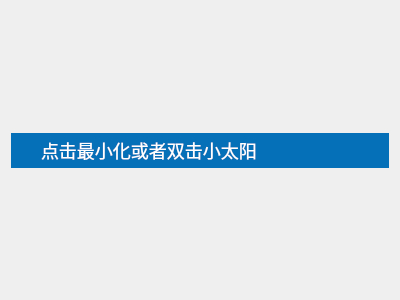
Qt form examples/QBasicUiKitDemo/form/miniiconwidgetdemo.ui (daodaoliang/QDaodaoliang) before a commit.
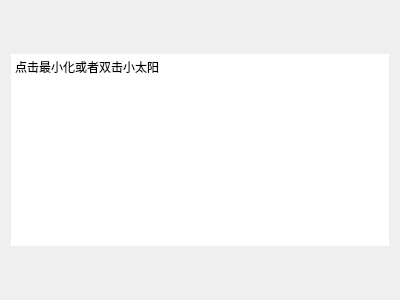
The same form after that commit.

Diff of the .ui file:
```diff
--- a/examples/QBasicUiKitDemo/form/miniiconwidgetdemo.ui
+++ b/examples/QBasicUiKitDemo/form/miniiconwidgetdemo.ui
@@ -31,31 +31,25 @@
     </spacer>
    </item>
    <item>
-    <widget class="QLabel" name="label">
-     <property name="minimumSize">
-      <size>
-       <width>0</width>
-       <height>35</height>
-      </size>
-     </property>
-     <property name="maximumSize">
-      <size>
-       <width>16777215</width>
-       <height>35</height>
-      </size>
-     </property>
+    <widget class="QTextEdit" name="textEdit">
      <property name="styleSheet">
-      <string notr="true">QLabel
-{
-	font-size:18px;
-	font-family:Microsoft YaHei;
-	color:rgb(255,255,255);
-	background-color:rgb(5 ,112, 183 );
-	padding-left:25px;
-}</string>
+      <string notr="true">
+  
+QTextEdit{  
+    border: 10px;  
+    border-image: none;  
+    background-color: rgba(255,255,255,255);  
+}  
+ 
+  </string>
      </property>
-     <property name="text">
-      <string>点击最小化或者双击小太阳</string>
+     <property name="html">
+      <string>&lt;!DOCTYPE HTML PUBLIC &quot;-//W3C//DTD HTML 4.0//EN&quot; &quot;http://www.w3.org/TR/REC-html40/strict.dtd&quot;&gt;
+&lt;html&gt;&lt;head&gt;&lt;meta name=&quot;qrichtext&quot; content=&quot;1&quot; /&gt;&lt;style type=&quot;text/css&quot;&gt;
+p, li { white-space: pre-wrap; }
+&lt;/style&gt;&lt;/head&gt;&lt;body style=&quot; font-family:'SimSun'; font-size:9pt; font-weight:400; font-style:normal;&quot;&gt;
+&lt;p style=&quot; margin-top:0px; margin-bottom:0px; margin-left:0px; margin-right:0px; -qt-block-indent:0; text-indent:0px;&quot;&gt;点击最小化或者双击小太阳&lt;/p&gt;
+&lt;p style=&quot;-qt-paragraph-type:empty; margin-top:0px; margin-bottom:0px; margin-left:0px; margin-right:0px; -qt-block-indent:0; text-indent:0px;&quot;&gt;&lt;br /&gt;&lt;/p&gt;&lt;/body&gt;&lt;/html&gt;</string>
      </property>
     </widget>
    </item>
```
